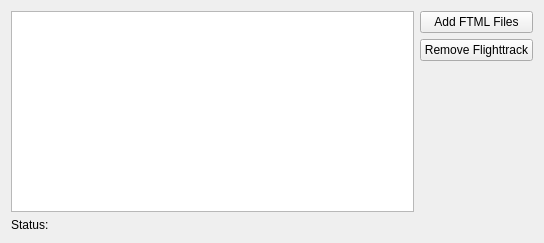
Above: mslib/msui/ui/ui_multiple_flightpath_dockwidget.ui from Open-MSS/MSS before the change. Below: the same form after it.
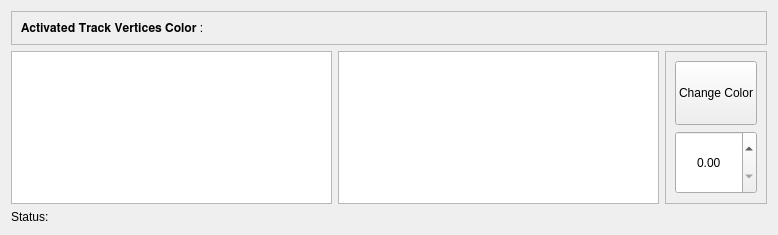
That is the form after the change.

Commit message: updated_multiple_flightpath_dockwidget (#1544)

```diff
--- a/mslib/msui/ui/ui_multiple_flightpath_dockwidget.ui
+++ b/mslib/msui/ui/ui_multiple_flightpath_dockwidget.ui
@@ -6,8 +6,8 @@
    <rect>
     <x>0</x>
     <y>0</y>
-    <width>544</width>
-    <height>243</height>
+    <width>778</width>
+    <height>235</height>
    </rect>
   </property>
   <property name="sizePolicy">
@@ -20,6 +20,50 @@
    <string>Form</string>
   </property>
   <layout class="QVBoxLayout" name="verticalLayout_2">
+   <item>
+    <widget class="QFrame" name="frame_2">
+     <property name="sizePolicy">
+      <sizepolicy hsizetype="Preferred" vsizetype="Preferred">
+       <horstretch>0</horstretch>
+       <verstretch>0</verstretch>
+      </sizepolicy>
+     </property>
+     <property name="frameShape">
+      <enum>QFrame::StyledPanel</enum>
+     </property>
+     <property name="frameShadow">
+      <enum>QFrame::Raised</enum>
+     </property>
+     <layout class="QHBoxLayout" name="horizontalLayout_3">
+      <item>
+       <widget class="QLabel" name="ft_color_label">
+        <property name="sizePolicy">
+         <sizepolicy hsizetype="Preferred" vsizetype="Preferred">
+          <horstretch>0</horstretch>
+          <verstretch>0</verstretch>
+         </sizepolicy>
+        </property>
+        <property name="text">
+         <string>𝐀𝐜𝐭𝐢𝐯𝐚𝐭𝐞𝐝 𝐓𝐫𝐚𝐜𝐤 𝐕𝐞𝐫𝐭𝐢𝐜𝐞𝐬 𝐂𝐨𝐥𝐨𝐫 : </string>
+        </property>
+       </widget>
+      </item>
+      <item>
+       <widget class="QLabel" name="colorPixmap">
+        <property name="sizePolicy">
+         <sizepolicy hsizetype="Expanding" vsizetype="Minimum">
+          <horstretch>0</horstretch>
+          <verstretch>0</verstretch>
+         </sizepolicy>
+        </property>
+        <property name="text">
+         <string/>
+        </property>
+       </widget>
+      </item>
+     </layout>
+    </widget>
+   </item>
    <item>
     <layout class="QHBoxLayout" name="horizontalLayout">
      <item>
@@ -32,41 +76,75 @@
            <verstretch>0</verstretch>
           </sizepolicy>
          </property>
-        </widget>
-       </item>
-      </layout>
-     </item>
-     <item>
-      <layout class="QVBoxLayout" name="verticalLayout_3">
-       <property name="sizeConstraint">
-        <enum>QLayout::SetMinimumSize</enum>
-       </property>
-       <item>
-        <widget class="QPushButton" name="bt_addFile">
-         <property name="text">
-          <string>Add FTML Files</string>
+         <property name="toolTip">
+          <string>List of Open Flighttracks.
+Check box to activate and display track on topview.</string>
          </property>
+         <property name="sizeAdjustPolicy">
+          <enum>QAbstractScrollArea::AdjustToContents</enum>
+         </property>
         </widget>
        </item>
        <item>
-        <widget class="QPushButton" name="btRemove_file">
-         <property name="text">
-          <string>Remove Flighttrack</string>
+        <widget class="QListWidget" name="list_operation_track">
+         <property name="sizePolicy">
+          <sizepolicy hsizetype="Expanding" vsizetype="MinimumExpanding">
+           <horstretch>0</horstretch>
+           <verstretch>0</verstretch>
+          </sizepolicy>
          </property>
+         <property name="toolTip">
+          <string>List of Mscolab Operations.
+Check box to activate and display track on topview.</string>
+         </property>
+         <property name="sizeAdjustPolicy">
+          <enum>QAbstractScrollArea::AdjustToContents</enum>
+         </property>
         </widget>
        </item>
        <item>
-        <spacer name="verticalSpacer">
-         <property name="orientation">
-          <enum>Qt::Vertical</enum>
+        <widget class="QFrame" name="frame">
+         <property name="sizePolicy">
+          <sizepolicy hsizetype="Preferred" vsizetype="Preferred">
+           <horstretch>0</horstretch>
+           <verstretch>0</verstretch>
+          </sizepolicy>
          </property>
-         <property name="sizeHint" stdset="0">
-          <size>
-           <width>20</width>
-           <height>40</height>
-          </size>
+         <property name="frameShape">
+          <enum>QFrame::StyledPanel</enum>
          </property>
-        </spacer>
+         <property name="frameShadow">
+          <enum>QFrame::Raised</enum>
+         </property>
+         <layout class="QVBoxLayout" name="verticalLayout">
+          <item>
+           <widget class="QPushButton" name="pushButton_color">
+            <property name="sizePolicy">
+             <sizepolicy hsizetype="Minimum" vsizetype="Preferred">
+              <horstretch>0</horstretch>
+              <verstretch>0</verstretch>
+             </sizepolicy>
+            </property>
+            <property name="text">
+             <string>Change Color</string>
+            </property>
+           </widget>
+          </item>
+          <item>
+           <widget class="QDoubleSpinBox" name="dsbx_linewidth">
+            <property name="sizePolicy">
+             <sizepolicy hsizetype="Minimum" vsizetype="Preferred">
+              <horstretch>0</horstretch>
+              <verstretch>0</verstretch>
+             </sizepolicy>
+            </property>
+            <property name="alignment">
+             <set>Qt::AlignCenter</set>
+            </property>
+           </widget>
+          </item>
+         </layout>
+        </widget>
        </item>
       </layout>
      </item>
```
Left out of the diff: 3 changed lines with no effect on the pictures. The commit also changes 8 other files.
